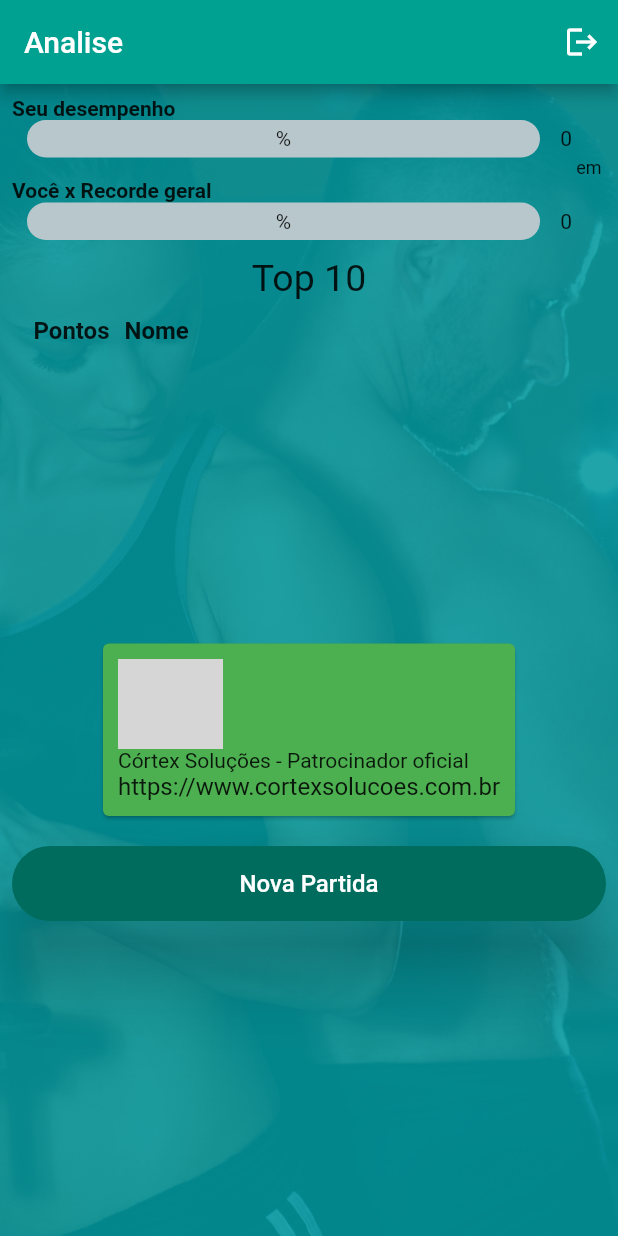
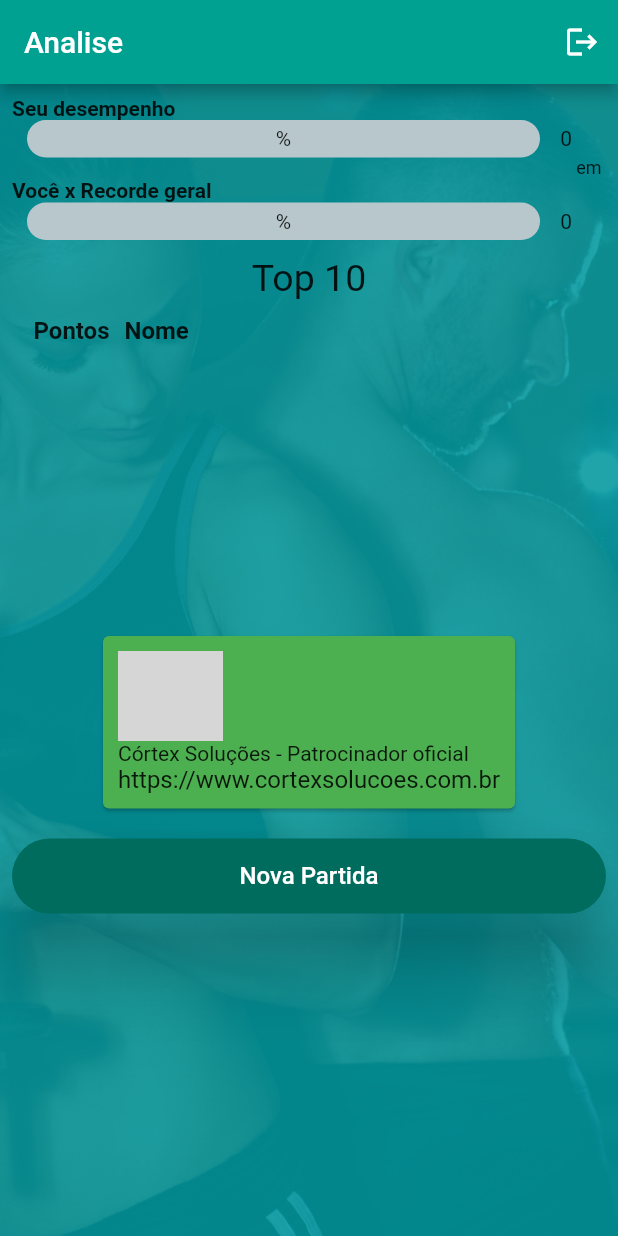
Before and after one commit to mariobyte/musculaquiz, a Flutter app: the Classificacao screen opened directly with empty values, on a phone screen of 412 x 824 dp. Run offline on Flutter 3.47's test engine with Material 2 defaults, Android fonts, the phone set to English and light mode, and no system bars; drawn by our look-alikes of percent_indicator; our stand-ins replace cloud_firestore, firebase_auth, firebase_core; missing offline and left inert: flutter_beep; accounts and stored records are empty; network calls fail; grey boxes are pictures that could not be loaded.

Commit message:
atualizacao 01/05

```diff
--- a/lib/classificacao.dart
+++ b/lib/classificacao.dart
@@ -152,7 +152,8 @@ class _ClassificacaoState extends State<Classificacao> {
       body: Container(
         child: DefaultBackgroundContainer(
 //            child: Center(
-          child: SingleChildScrollView(
+          //      child: SingleChildScrollView(
+          child: Expanded(
             child: Column(
               crossAxisAlignment: CrossAxisAlignment.stretch,
               children: <Widget>[
@@ -561,11 +562,11 @@ class _ClassificacaoState extends State<Classificacao> {
                   ],
                 ),
                 // espaço do patrocinador
-                Row(
+/*               Row(
                   children: <Widget>[
                     Container(padding: EdgeInsets.only(left: 0.0, top: 5.0))
                   ],
-                ),
+                ), */
                 _patrocinio(),
                 Padding(
                   padding: EdgeInsets.only(top: 16, bottom: 10),
```
